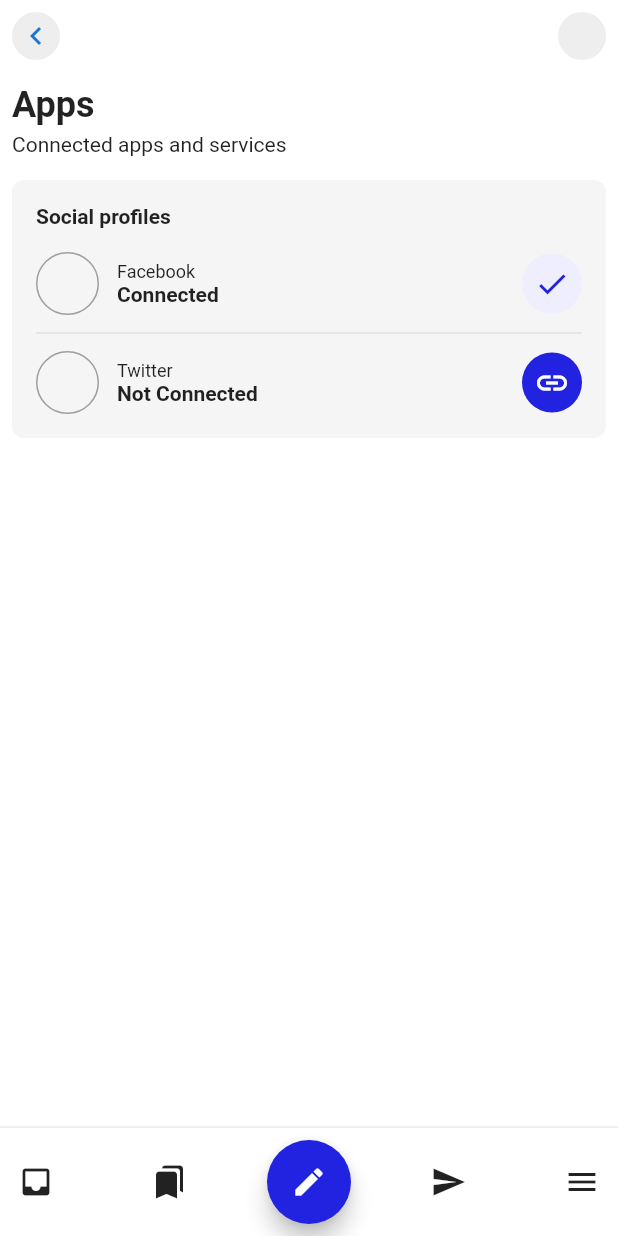
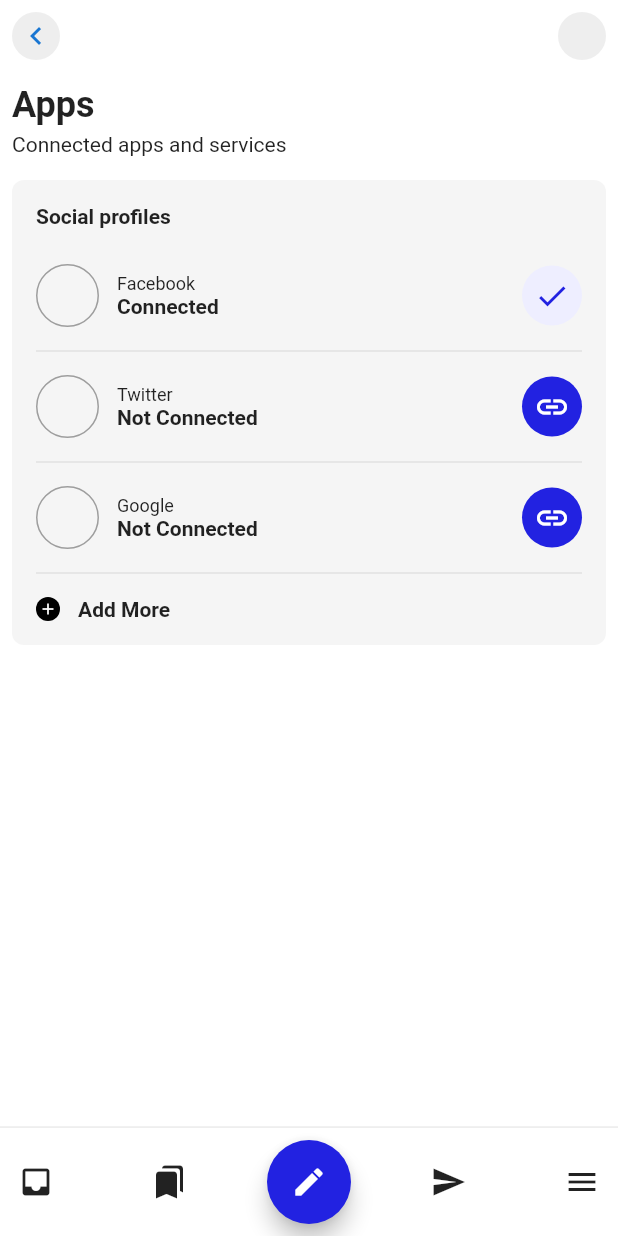
Before and after one commit to JAICHANGPARK/flutter_notebook_17th_story, a Flutter app: the screen it shows after launch, on a phone screen of 412 x 824 dp. Run offline on Flutter 3.47's test engine with Material 2 defaults, Android fonts, the phone set to English and light mode, and no system bars; our stand-ins replace badges, cached_network_image, fl_chart, flutter_riverpod, freezed_annotation, google_fonts and 3 more.

Commit message:
Update account_setting_page.dart

```diff
--- a/lib/ep1049_account_settings/src/ui/account_setting_page.dart
+++ b/lib/ep1049_account_settings/src/ui/account_setting_page.dart
@@ -60,7 +60,7 @@ class AccountSettingPage extends StatelessWidget {
                             ),
                           ),
                           const SizedBox(
-                            height: 16,
+                            height: 24,
                           ),
                           Row(
                             children: [
@@ -103,7 +103,7 @@ class AccountSettingPage extends StatelessWidget {
                             ],
                           ),
                           const Divider(
-                            height: 24,
+                            height: 32,
                           ),
                           Row(
                             children: [
@@ -145,6 +145,71 @@ class AccountSettingPage extends StatelessWidget {
                               ),
                             ],
                           ),
+                          const Divider(
+                            height: 32,
+                          ),
+                          Row(
+                            children: [
+                              Container(
+                                height: 42,
+                                width: 42,
+                                decoration: BoxDecoration(
+                                  shape: BoxShape.circle,
+                                  border: Border.all(
+                                    color: Colors.grey,
+                                  ),
+                                ),
+                              ),
+                              const SizedBox(
+                                width: 12,
+                              ),
+                              Column(
+                                crossAxisAlignment: CrossAxisAlignment.start,
+                                children: const [
+                                  Text(
+                                    "Google",
+                                    style: TextStyle(
+                                      fontSize: 12,
+                                    ),
+                                  ),
+                                  Text(
+                                    "Not Connected",
+                                    style: TextStyle(
+                                      fontWeight: FontWeight.bold,
+                                    ),
+                                  ),
+                                ],
+                              ),
+                              const Spacer(),
+                              const CircleAvatar(
+                                backgroundColor: Color.fromRGBO(34, 34, 225, 1),
+                                foregroundColor: Colors.white,
+                                child: Icon(Icons.insert_link),
+                              ),
+                            ],
+                          ),
+                          const Divider(
+                            height: 32,
+                          ),
+                          Row(
+                            children: [
+                              CircleAvatar(
+                                radius: 8,
+                                backgroundColor: Colors.black,
+                                foregroundColor: Colors.white,
+                                child: Icon(Icons.add, size: 12,),
+                              ),
+                              const SizedBox(
+                                width: 12,
+                              ),
+                              Text(
+                                "Add More",
+                                style: TextStyle(
+                                  fontWeight: FontWeight.bold,
+                                ),
+                              )
+                            ],
+                          )
                         ],
                       ),
                     )
@@ -152,7 +217,7 @@ class AccountSettingPage extends StatelessWidget {
                 ),
               ),
             ),
-            const Divider(
+            Divider(
               height: 0,
               thickness: 1.2,
               color: Colors.grey[200],
```
